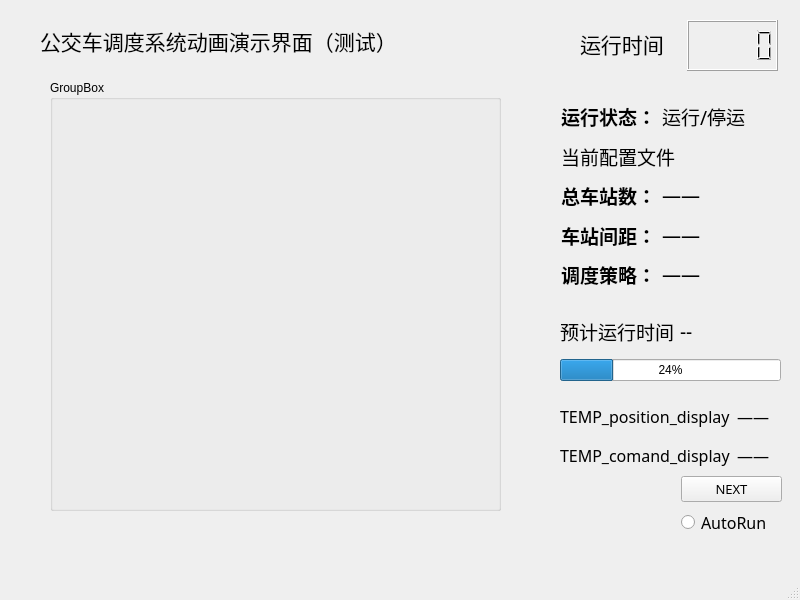
Qianmoxsn/Bhomework_py, file GUI/view.ui: the form before one commit.
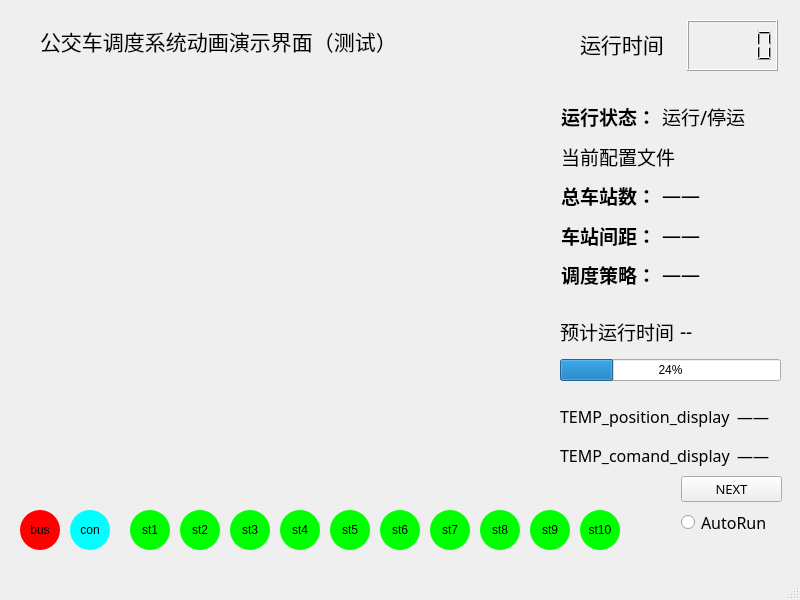
The form after the commit.

The edit to the form file:
```diff
--- a/GUI/view.ui
+++ b/GUI/view.ui
@@ -471,17 +471,244 @@
      </item>
     </layout>
    </widget>
-   <widget class="QGroupBox" name="groupBox">
+   <widget class="QPushButton" name="st9">
     <property name="geometry">
      <rect>
-      <x>50</x>
-      <y>80</y>
-      <width>451</width>
-      <height>431</height>
+      <x>530</x>
+      <y>510</y>
+      <width>40</width>
+      <height>40</height>
      </rect>
     </property>
-    <property name="title">
-     <string>GroupBox</string>
+    <property name="styleSheet">
+     <string notr="true">
+QPushButton{/*默认显示*/
+border-radius:20px;/*圆角弧度(为正方形边长一半时就是圆形)*/
+background-color:rgba(0,255,0,255);/*背景色*/
+}</string>
+    </property>
+    <property name="text">
+     <string>st9</string>
+    </property>
+   </widget>
+   <widget class="QPushButton" name="st1">
+    <property name="geometry">
+     <rect>
+      <x>130</x>
+      <y>510</y>
+      <width>40</width>
+      <height>40</height>
+     </rect>
+    </property>
+    <property name="styleSheet">
+     <string notr="true">
+QPushButton{/*默认显示*/
+border-radius:20px;/*圆角弧度(为正方形边长一半时就是圆形)*/
+background-color:rgba(0,255,0,255);/*背景色*/
+}</string>
+    </property>
+    <property name="text">
+     <string>st1</string>
+    </property>
+   </widget>
+   <widget class="QPushButton" name="st10">
+    <property name="geometry">
+     <rect>
+      <x>580</x>
+      <y>510</y>
+      <width>40</width>
+      <height>40</height>
+     </rect>
+    </property>
+    <property name="styleSheet">
+     <string notr="true">
+QPushButton{/*默认显示*/
+border-radius:20px;/*圆角弧度(为正方形边长一半时就是圆形)*/
+background-color:rgba(0,255,0,255);/*背景色*/
+}</string>
+    </property>
+    <property name="text">
+     <string>st10</string>
+    </property>
+   </widget>
+   <widget class="QPushButton" name="st2">
+    <property name="geometry">
+     <rect>
+      <x>180</x>
+      <y>510</y>
+      <width>40</width>
+      <height>40</height>
+     </rect>
+    </property>
+    <property name="styleSheet">
+     <string notr="true">
+QPushButton{/*默认显示*/
+border-radius:20px;/*圆角弧度(为正方形边长一半时就是圆形)*/
+background-color:rgba(0,255,0,255);/*背景色*/
+}</string>
+    </property>
+    <property name="text">
+     <string>st2</string>
+    </property>
+   </widget>
+   <widget class="QPushButton" name="st3">
+    <property name="geometry">
+     <rect>
+      <x>230</x>
+      <y>510</y>
+      <width>40</width>
+      <height>40</height>
+     </rect>
+    </property>
+    <property name="styleSheet">
+     <string notr="true">
+QPushButton{/*默认显示*/
+border-radius:20px;/*圆角弧度(为正方形边长一半时就是圆形)*/
+background-color:rgba(0,255,0,255);/*背景色*/
+}</string>
+    </property>
+    <property name="text">
+     <string>st3</string>
+    </property>
+   </widget>
+   <widget class="QPushButton" name="st4">
+    <property name="geometry">
+     <rect>
+      <x>280</x>
+      <y>510</y>
+      <width>40</width>
+      <height>40</height>
+     </rect>
+    </property>
+    <property name="styleSheet">
+     <string notr="true">
+QPushButton{/*默认显示*/
+border-radius:20px;/*圆角弧度(为正方形边长一半时就是圆形)*/
+background-color:rgba(0,255,0,255);/*背景色*/
+}</string>
+    </property>
+    <property name="text">
+     <string>st4</string>
+    </property>
+   </widget>
+   <widget class="QPushButton" name="st5">
+    <property name="geometry">
+     <rect>
+      <x>330</x>
+      <y>510</y>
+      <width>40</width>
+      <height>40</height>
+     </rect>
+    </property>
+    <property name="styleSheet">
+     <string notr="true">
+QPushButton{/*默认显示*/
+border-radius:20px;/*圆角弧度(为正方形边长一半时就是圆形)*/
+background-color:rgba(0,255,0,255);/*背景色*/
+}</string>
+    </property>
+    <property name="text">
+     <string>st5</string>
+    </property>
+   </widget>
+   <widget class="QPushButton" name="st6">
+    <property name="geometry">
+     <rect>
+      <x>380</x>
+      <y>510</y>
+      <width>40</width>
+      <height>40</height>
+     </rect>
+    </property>
+    <property name="styleSheet">
+     <string notr="true">
+QPushButton{/*默认显示*/
+border-radius:20px;/*圆角弧度(为正方形边长一半时就是圆形)*/
+background-color:rgba(0,255,0,255);/*背景色*/
+}</string>
+    </property>
+    <property name="text">
+     <string>st6</string>
+    </property>
+   </widget>
+   <widget class="QPushButton" name="st7">
+    <property name="geometry">
+     <rect>
+      <x>430</x>
+      <y>510</y>
+      <width>40</width>
+      <height>40</height>
+     </rect>
+    </property>
+    <property name="styleSheet">
+     <string notr="true">
+QPushButton{/*默认显示*/
+border-radius:20px;/*圆角弧度(为正方形边长一半时就是圆形)*/
+background-color:rgba(0,255,0,255);/*背景色*/
+}</string>
+    </property>
+    <property name="text">
+     <string>st7</string>
+    </property>
+   </widget>
+   <widget class="QPushButton" name="st8">
+    <property name="geometry">
+     <rect>
+      <x>480</x>
+      <y>510</y>
+      <width>40</width>
+      <height>40</height>
+     </rect>
+    </property>
+    <property name="styleSheet">
+     <string notr="true">
+QPushButton{/*默认显示*/
+border-radius:20px;/*圆角弧度(为正方形边长一半时就是圆形)*/
+background-color:rgba(0,255,0,255);/*背景色*/
+}</string>
+    </property>
+    <property name="text">
+     <string>st8</string>
+    </property>
+   </widget>
+   <widget class="QPushButton" name="con">
+    <property name="geometry">
+     <rect>
+      <x>70</x>
+      <y>510</y>
+      <width>40</width>
+      <height>40</height>
+     </rect>
+    </property>
+    <property name="styleSheet">
+     <string notr="true">
+QPushButton{/*默认显示*/
+border-radius:20px;/*圆角弧度(为正方形边长一半时就是圆形)*/
+background-color:rgba(0,255,255,255);/*背景色*/
+}</string>
+    </property>
+    <property name="text">
+     <string>con</string>
+    </property>
+   </widget>
+   <widget class="QPushButton" name="bus">
+    <property name="geometry">
+     <rect>
+      <x>20</x>
+      <y>510</y>
+      <width>40</width>
+      <height>40</height>
+     </rect>
+    </property>
+    <property name="styleSheet">
+     <string notr="true">
+QPushButton{/*默认显示*/
+border-radius:20px;/*圆角弧度(为正方形边长一半时就是圆形)*/
+background-color:rgba(255,0,0,255);/*背景色*/
+}</string>
+    </property>
+    <property name="text">
+     <string>bus</string>
     </property>
    </widget>
   </widget>
```
